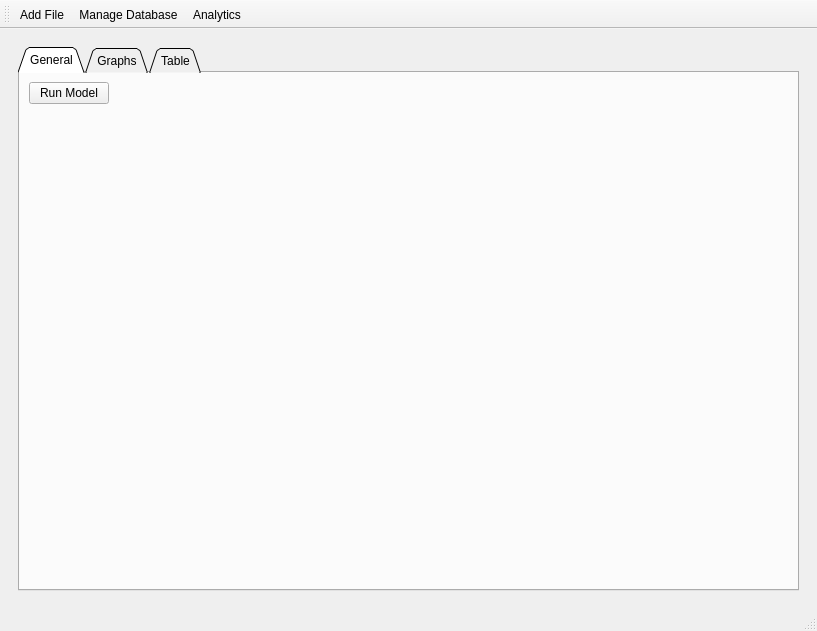
little-Patrick/Wardrobe, file ui/qt/MainWindow.ui: the form before one commit.
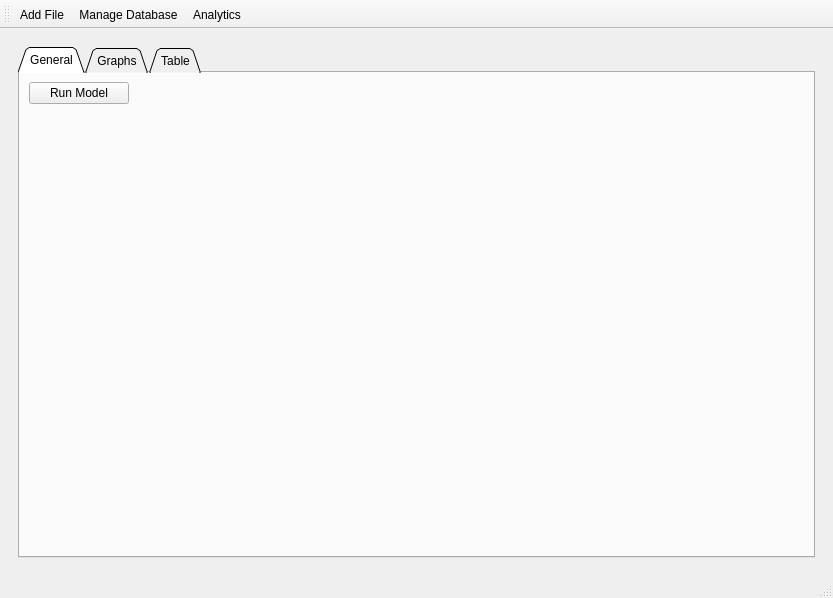
The form after the commit. The open tabs and pages were chosen to show the change. Icons and pictures are not drawn.

The edit to the form file:
```diff
--- a/ui/qt/MainWindow.ui
+++ b/ui/qt/MainWindow.ui
@@ -6,8 +6,8 @@
    <rect>
     <x>0</x>
     <y>0</y>
-    <width>817</width>
-    <height>631</height>
+    <width>833</width>
+    <height>598</height>
    </rect>
   </property>
   <property name="windowTitle">
@@ -20,6 +20,9 @@
    <layout class="QVBoxLayout" name="verticalLayout">
     <item>
      <widget class="QStackedWidget" name="mainStackedWidget">
+      <property name="styleSheet">
+       <string notr="true">background=qlineargradient(spread:pad, x1:0, y1:0, x2:1, y2:0, stop:0 rgba(255, 178, 102, 255), stop:0.55 rgba(235, 148, 61, 255), stop:0.98 rgba(0, 0, 0, 255), stop:1 rgba(0, 0, 0, 0))</string>
+      </property>
       <property name="currentIndex">
        <number>2</number>
       </property>
@@ -79,39 +82,22 @@
            <attribute name="title">
             <string>General</string>
            </attribute>
-           <layout class="QGridLayout" name="gridLayout_2">
-            <item row="0" column="0">
+           <layout class="QVBoxLayout" name="verticalLayout_2">
+            <item>
              <widget class="QPushButton" name="run_model_btn">
+              <property name="maximumSize">
+               <size>
+                <width>100</width>
+                <height>16777215</height>
+               </size>
+              </property>
               <property name="text">
                <string>Run Model</string>
               </property>
              </widget>
             </item>
-            <item row="0" column="1">
-             <spacer name="horizontalSpacer">
-              <property name="orientation">
-               <enum>Qt::Orientation::Horizontal</enum>
-              </property>
-              <property name="sizeHint" stdset="0">
-               <size>
-                <width>40</width>
-                <height>20</height>
-               </size>
-              </property>
-             </spacer>
-            </item>
-            <item row="1" column="0">
-             <spacer name="verticalSpacer">
-              <property name="orientation">
-               <enum>Qt::Orientation::Vertical</enum>
-              </property>
-              <property name="sizeHint" stdset="0">
-               <size>
-                <width>20</width>
-                <height>40</height>
-               </size>
-              </property>
-             </spacer>
+            <item>
+             <widget class="QWidget" name="model_overview_widget" native="true"/>
             </item>
            </layout>
           </widget>
```
Left out of the diff: 15 changed lines with no effect on the pictures.
